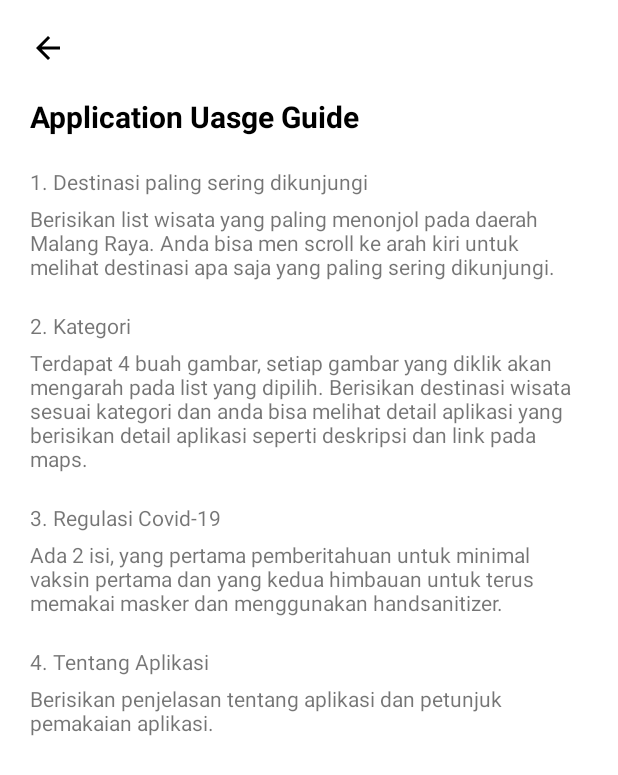
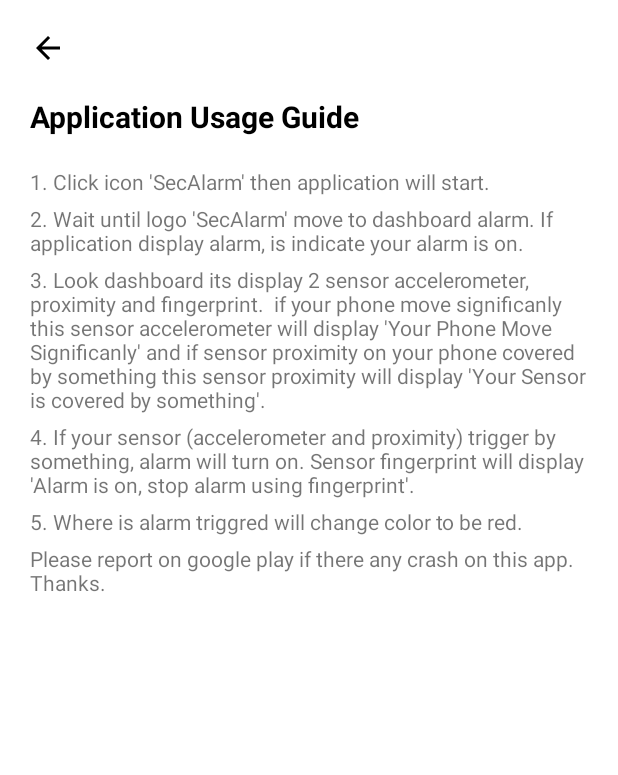
Before and after one commit to agungbayyuu/sec-alarm, an Android app: the help screen opened directly, with no data from a screen before it, on a phone screen of 412 x 824 dp. Shown: the top 775 px of the screen. Run offline under Robolectric (Android 15) with nearby library versions, the phone set to English and light mode, and no system bars.

Commit message:
update layout help

```diff
--- a/app/src/main/res/layout/layout_help.xml
+++ b/app/src/main/res/layout/layout_help.xml
@@ -21,63 +21,49 @@
         android:textStyle="bold"
         android:textSize="20dp"
         android:textColor="@color/black"
-        android:text="Application Uasge Guide"/>
+        android:text="Application Usage Guide"/>
     <TextView
         android:layout_marginTop="20dp"
         android:layout_marginLeft="20dp"
         android:layout_marginRight="20dp"
         android:layout_width="match_parent"
         android:layout_height="wrap_content"
-        android:text="1. Destinasi paling sering dikunjungi"/>
+        android:text="1. Click icon 'SecAlarm' then application will start."/>
     <TextView
         android:layout_marginTop="5dp"
         android:layout_marginLeft="20dp"
         android:layout_marginRight="20dp"
         android:layout_width="match_parent"
         android:layout_height="wrap_content"
-        android:text="Berisikan list wisata yang paling menonjol pada daerah Malang Raya. Anda bisa men scroll ke arah kiri untuk melihat destinasi apa saja yang paling sering dikunjungi. "/>
-    <TextView
-        android:layout_marginTop="20dp"
-        android:layout_marginLeft="20dp"
-        android:layout_marginRight="20dp"
-        android:layout_width="match_parent"
-        android:layout_height="wrap_content"
-        android:text="2. Kategori"/>
+        android:text="2. Wait until logo 'SecAlarm' move to dashboard alarm. If application display alarm, is indicate your alarm is on."/>
     <TextView
         android:layout_marginTop="5dp"
         android:layout_marginLeft="20dp"
         android:layout_marginRight="20dp"
         android:layout_width="match_parent"
         android:layout_height="wrap_content"
-        android:text="Terdapat 4 buah gambar, setiap gambar yang diklik akan mengarah pada list yang dipilih. Berisikan destinasi wisata sesuai kategori dan anda bisa melihat detail aplikasi yang berisikan detail aplikasi seperti deskripsi dan link pada maps."/>
-    <TextView
-        android:layout_marginTop="20dp"
-        android:layout_marginLeft="20dp"
-        android:layout_marginRight="20dp"
-        android:layout_width="match_parent"
-        android:layout_height="wrap_content"
-        android:text="3. Regulasi Covid-19"/>
+        android:text="3. Look dashboard its display 2 sensor accelerometer, proximity and fingerprint.
+ if your phone move significanly this sensor accelerometer will display 'Your Phone Move Significanly' and if sensor proximity on your phone covered by something this sensor proximity will display 'Your Sensor is covered by something'."/>
     <TextView
         android:layout_marginTop="5dp"
         android:layout_marginLeft="20dp"
         android:layout_marginRight="20dp"
         android:layout_width="match_parent"
         android:layout_height="wrap_content"
-        android:text="Ada 2 isi, yang pertama pemberitahuan untuk minimal vaksin pertama dan yang kedua himbauan untuk terus memakai masker dan menggunakan handsanitizer."/>
-    <TextView
-        android:layout_marginTop="20dp"
-        android:layout_marginLeft="20dp"
-        android:layout_marginRight="20dp"
-        android:layout_width="match_parent"
-        android:layout_height="wrap_content"
-        android:text="4. Tentang Aplikasi"/>
+        android:text="4. If your sensor (accelerometer and proximity) trigger by something, alarm will turn on. Sensor fingerprint will display
+'Alarm is on, stop alarm using fingerprint'."/>
     <TextView
         android:layout_marginTop="5dp"
         android:layout_marginLeft="20dp"
         android:layout_marginRight="20dp"
         android:layout_width="match_parent"
         android:layout_height="wrap_content"
-        android:text="Berisikan penjelasan tentang aplikasi dan petunjuk pemakaian aplikasi. "/>
-
-
+        android:text="5. Where is alarm triggred will change color to be red."/>
+    <TextView
+        android:layout_marginTop="5dp"
+        android:layout_marginLeft="20dp"
+        android:layout_marginRight="20dp"
+        android:layout_width="match_parent"
+        android:layout_height="wrap_content"
+        android:text="Please report on google play if there any crash on this app. Thanks."/>
 </LinearLayout>
```
